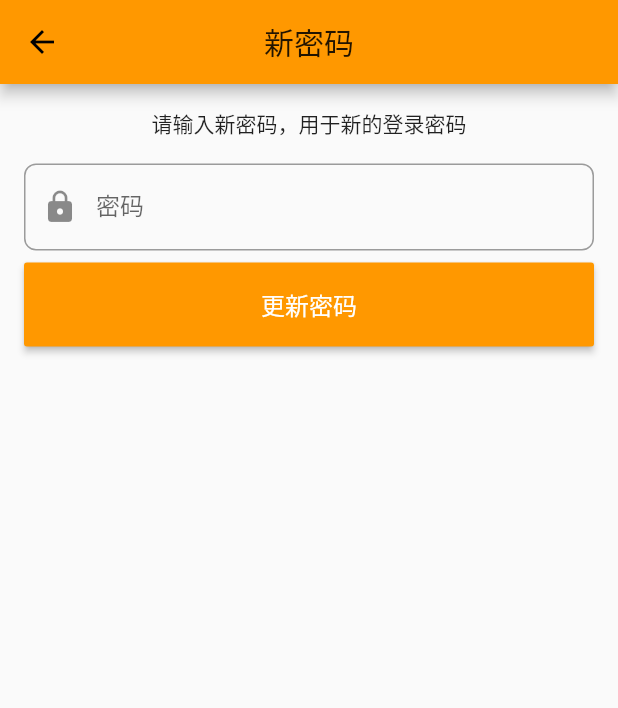
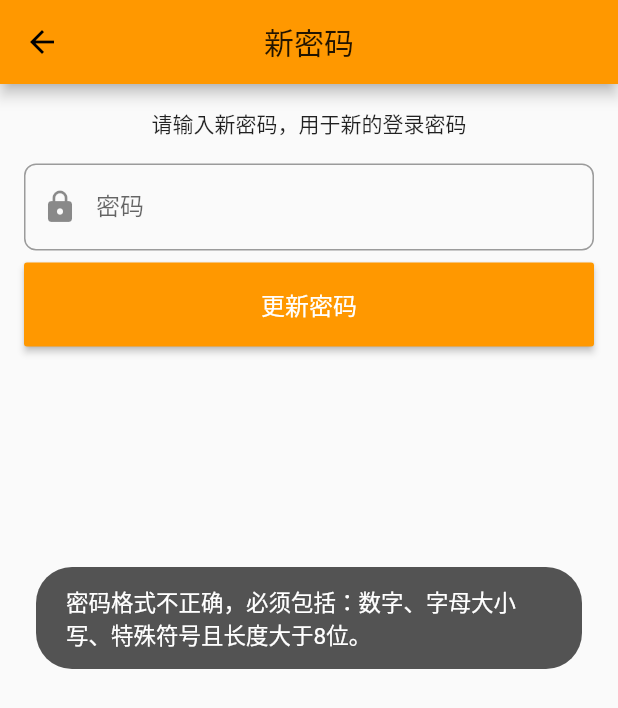
Before and after one commit to project-voice/voice, a Flutter app: the NewPassword screen opened by its route, after a tap on "更新密码", on a phone screen of 412 x 824 dp. Shown: the top 708 px of the screen. Run offline on Flutter 3.47's test engine with Material 2 defaults, Android fonts, the phone set to English and light mode, and no system bars; our stand-ins replace cached_network_image, dio, flutter_easyrefresh, flutter_image_compress, image_picker, share and 3 more; missing offline and left inert: flutter_cupertino_date_picker, flutter_picker, photo, photo_manager; accounts and stored records are empty; network calls fail.

Commit message:
feat: 找回密码

```diff
--- a/lib/pages/Login/EmailCheck.dart
+++ b/lib/pages/Login/EmailCheck.dart
@@ -33,6 +33,7 @@ class _EmailCheckState extends State<EmailCheck> {
   final String regexEmail =
       "^\\w+([-+.]\\w+)*@\\w+([-.]\\w+)*\\.\\w+([-.]\\w+)*\$";
   String _email;
+  UserModel userModel = UserModel(userid: 0);
 
   @override
   void initState() {
@@ -113,6 +114,9 @@ class _EmailCheckState extends State<EmailCheck> {
         gravity: Toast.CENTER,
       );
       if (result['noerr'] == 0) {
+        setState(() {
+          userModel = UserModel.fromJson(result['data']);
+        });
         return true;
       }
     } catch (err) {
@@ -134,7 +138,10 @@ class _EmailCheckState extends State<EmailCheck> {
         );
         if (result['noerr'] == 0) {
           Future.delayed(Duration(seconds: 1)).then((value) {
-            Navigator.of(context).pushNamed(nextPage, arguments: _email);
+            Navigator.of(context).pushNamed(nextPage, arguments: {
+              'email': _email,
+              'userid': userModel?.userid,
+            });
           });
         }
         Toast.show(
--- a/lib/pages/Login/NewPassword.dart
+++ b/lib/pages/Login/NewPassword.dart
@@ -1,4 +1,6 @@
 import 'package:flutter/material.dart';
+import 'package:toast/toast.dart';
+import 'package:voice/api/User.dart';
 
 class NewPassword extends StatefulWidget {
   _NewPasswordState createState() => _NewPasswordState();
@@ -8,6 +10,8 @@ class _NewPasswordState extends State<NewPassword> {
   TextEditingController _newPasswordController;
   GlobalKey _formKey;
   bool hidePassword = true;
+  RegExp passRegexp =
+      RegExp('(?=.*[0-9])(?=.*[a-zA-Z])(?=.*[^a-zA-Z0-9]).{8,30}');
   @override
   void initState() {
     super.initState();
@@ -19,6 +23,46 @@ class _NewPasswordState extends State<NewPassword> {
   void dispose() {
     super.dispose();
     _newPasswordController?.dispose();
+  }
+
+  bool regexpPassword(input) {
+    if (input == null || input.isEmpty) return false;
+    return passRegexp.hasMatch(input);
+  }
+
+  Future<void> updatePassword() async {
+    try {
+      String password = _newPasswordController.text;
+      if (!regexpPassword(password)) {
+        Toast.show(
+          '密码格式不正确，必须包括：数字、字母大小写、特殊符号且长度大于8位。',
+          context,
+          duration: Toast.LENGTH_LONG,
+          gravity: Toast.CENTER,
+        );
+        return;
+      }
+      Map arguments = ModalRoute.of(context).settings.arguments;
+      var result = await updateUserInfo(
+        userid: arguments['userid'],
+        key: 'user_password',
+        value: password,
+      );
+      if (result['noerr'] == 0) {
+        Future.delayed(Duration(seconds: 1)).then((value) {
+          Navigator.of(context).pop();
+          Navigator.of(context).pop();
+        });
+      }
+      Toast.show(
+        result['message'],
+        context,
+        duration: Toast.LENGTH_LONG,
+        gravity: Toast.CENTER,
+      );
+    } catch (err) {
+      print(err);
+    }
   }
 
   @override
@@ -43,7 +87,10 @@ class _NewPasswordState extends State<NewPassword> {
                   obscureText: hidePassword,
                   decoration: InputDecoration(
                     labelText: '密码',
-                    hintText: '请输入新密码',
+                    hintText: '包括：数字、字母大小写、特殊符号且长度大于8位',
+                    hintStyle: TextStyle(
+                      fontSize: 12,
+                    ),
                     prefixIcon: Icon(Icons.lock),
                     suffix: GestureDetector(
                       onTap: () {
@@ -67,9 +114,6 @@ class _NewPasswordState extends State<NewPassword> {
                       borderRadius: BorderRadius.circular(8.0),
                     ),
                   ),
-                  validator: (value) {
-                    return null;
-                  },
                 ),
               ),
               Container(
@@ -85,14 +129,7 @@ class _NewPasswordState extends State<NewPassword> {
                             )),
                         color: Theme.of(context).primaryColor,
                         textColor: Colors.white,
-                        onPressed: () {
-                          if ((_formKey.currentState as FormState).validate()) {
-                            // 登录发起请求，登录成功之后获取到用户信息存入Store,然后跳转到首页。
-                            // 1、发起请求
-                            // 2、请求回来之后用户信息写入store
-                            // dispatch();
-                          }
-                        },
+                        onPressed: updatePassword,
                       ),
                     ),
                   ],
```
